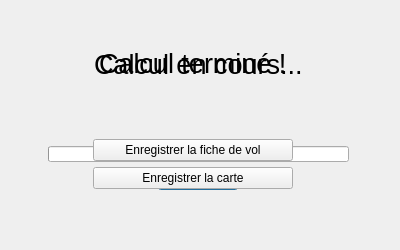
Akahara/FlightPath, file Interface_Graphique/dialogwindow.ui: the form before one commit.
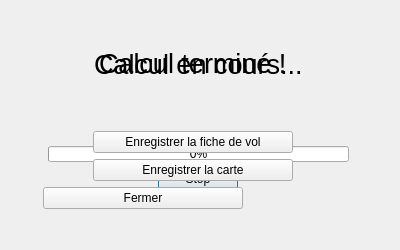
The form after the commit.

The edit to the form file:
```diff
--- a/Interface_Graphique/dialogwindow.ui
+++ b/Interface_Graphique/dialogwindow.ui
@@ -94,7 +94,7 @@
      <x>43</x>
      <y>48</y>
      <width>301</width>
-     <height>141</height>
+     <height>161</height>
     </rect>
    </property>
    <layout class="QVBoxLayout" name="verticalLayout_2">
@@ -164,6 +164,25 @@
       </property>
      </widget>
     </item>
+    <item>
+     <widget class="QPushButton" name="closeBtn">
+      <property name="sizePolicy">
+       <sizepolicy hsizetype="Fixed" vsizetype="Fixed">
+        <horstretch>0</horstretch>
+        <verstretch>0</verstretch>
+       </sizepolicy>
+      </property>
+      <property name="minimumSize">
+       <size>
+        <width>200</width>
+        <height>0</height>
+       </size>
+      </property>
+      <property name="text">
+       <string>Fermer</string>
+      </property>
+     </widget>
+    </item>
    </layout>
   </widget>
  </widget>
```
Left out of the diff: 12 changed lines with no effect on the pictures.
